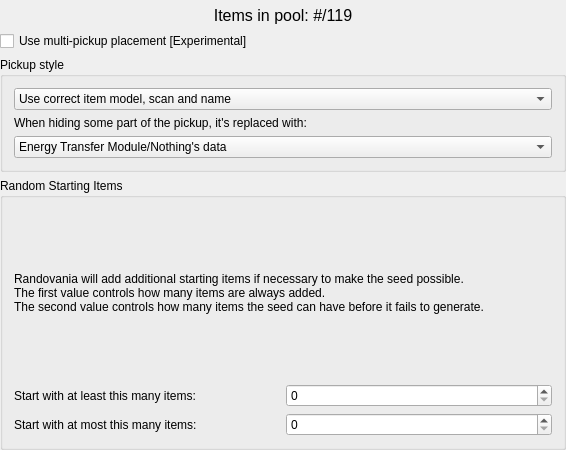
Old version of the form randovania/gui/ui_files/preset_item_pool.ui in the repository randovania/randovania.
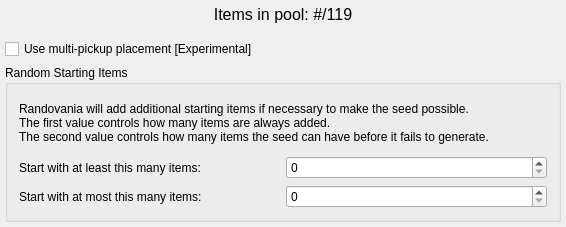
New version of the form. Custom widgets are drawn as their Qt base class.

Diff of the .ui file:
```diff
--- a/randovania/gui/ui_files/preset_item_pool.ui
+++ b/randovania/gui/ui_files/preset_item_pool.ui
@@ -7,7 +7,7 @@
     <x>0</x>
     <y>0</y>
     <width>566</width>
-    <height>450</height>
+    <height>227</height>
    </rect>
   </property>
   <property name="maximumSize">
@@ -28,17 +28,57 @@
    </property>
    <layout class="QVBoxLayout" name="verticalLayout">
     <property name="leftMargin">
-     <number>0</number>
+     <number>5</number>
     </property>
     <property name="topMargin">
-     <number>0</number>
+     <number>5</number>
     </property>
     <property name="rightMargin">
-     <number>0</number>
+     <number>5</number>
     </property>
     <property name="bottomMargin">
-     <number>0</number>
+     <number>5</number>
     </property>
+    <item>
+     <widget class="QLabel" name="item_pool_count_label">
+      <property name="sizePolicy">
+       <sizepolicy hsizetype="Preferred" vsizetype="Fixed">
+        <horstretch>0</horstretch>
+        <verstretch>0</verstretch>
+       </sizepolicy>
+      </property>
+      <property name="font">
+       <font>
+        <pointsize>12</pointsize>
+       </font>
+      </property>
+      <property name="toolTip">
+       <string>If there are fewer than 119 items, the rest of the item locations will contain Energy Transfer Modules.</string>
+      </property>
+      <property name="text">
+       <string>Items in pool: #/119</string>
+      </property>
+      <property name="alignment">
+       <set>Qt::AlignCenter</set>
+      </property>
+     </widget>
+    </item>
+    <item>
+     <spacer name="verticalSpacer">
+      <property name="orientation">
+       <enum>Qt::Vertical</enum>
+      </property>
+      <property name="sizeType">
+       <enum>QSizePolicy::Minimum</enum>
+      </property>
+      <property name="sizeHint" stdset="0">
+       <size>
+        <width>20</width>
+        <height>3</height>
+       </size>
+      </property>
+     </spacer>
+    </item>
     <item>
      <widget class="QScrollArea" name="scroll_area">
       <property name="frameShape">
@@ -64,8 +104,8 @@
         <rect>
          <x>0</x>
          <y>0</y>
-         <width>566</width>
-         <height>450</height>
+         <width>556</width>
+         <height>183</height>
         </rect>
        </property>
        <layout class="QVBoxLayout" name="item_pool_layout">
@@ -81,30 +121,6 @@
         <property name="bottomMargin">
          <number>0</number>
         </property>
-        <item>
-         <widget class="QLabel" name="item_pool_count_label">
-          <property name="sizePolicy">
-           <sizepolicy hsizetype="Preferred" vsizetype="Fixed">
-            <horstretch>0</horstretch>
-            <verstretch>0</verstretch>
-           </sizepolicy>
-          </property>
-          <property name="font">
-           <font>
-            <pointsize>12</pointsize>
-           </font>
-          </property>
-          <property name="toolTip">
-           <string>If there are fewer than 119 items, the rest of the item locations will contain Energy Transfer Modules.</string>
-          </property>
-          <property name="text">
-           <string>Items in pool: #/119</string>
-          </property>
-          <property name="alignment">
-           <set>Qt::AlignCenter</set>
-          </property>
-         </widget>
-        </item>
         <item>
          <widget class="QCheckBox" name="multi_pickup_placement_check">
           <property name="toolTip">
@@ -115,101 +131,18 @@
           </property>
          </widget>
         </item>
-        <item>
-         <widget class="QGroupBox" name="pickup_style_box">
-          <property name="sizePolicy">
-           <sizepolicy hsizetype="Preferred" vsizetype="Fixed">
-            <horstretch>0</horstretch>
-            <verstretch>0</verstretch>
-           </sizepolicy>
-          </property>
-          <property name="title">
-           <string>Pickup style</string>
-          </property>
-          <layout class="QVBoxLayout" name="verticalLayout_2">
-           <item>
-            <widget class="ScrollProtectedComboBox" name="pickup_model_combo">
-             <item>
-              <property name="text">
-               <string>Use correct item model, scan and name</string>
-              </property>
-             </item>
-             <item>
-              <property name="text">
-               <string>Use correct scan and name, hide the model</string>
-              </property>
-             </item>
-             <item>
-              <property name="text">
-               <string>Use correct name, hide the model and scan</string>
-              </property>
-             </item>
-             <item>
-              <property name="text">
-               <string>Hide the model, scan and name</string>
-              </property>
-             </item>
-            </widget>
-           </item>
-           <item>
-            <widget class="QLabel" name="pickup_data_source_label">
-             <property name="text">
-              <string>When hiding some part of the pickup, it's replaced with:</string>
-             </property>
-            </widget>
-           </item>
-           <item>
-            <widget class="ScrollProtectedComboBox" name="pickup_data_source_combo">
-             <item>
-              <property name="text">
-               <string>Energy Transfer Module/Nothing's data</string>
-              </property>
-             </item>
-             <item>
-              <property name="text">
-               <string>A random item data</string>
-              </property>
-             </item>
-             <item>
-              <property name="text">
-               <string>The data of the pickup in that place</string>
-              </property>
-             </item>
-            </widget>
-           </item>
-          </layout>
-         </widget>
-        </item>
         <item>
          <widget class="QGroupBox" name="random_starting_box">
+          <property name="sizePolicy">
+           <sizepolicy hsizetype="Preferred" vsizetype="Preferred">
+            <horstretch>0</horstretch>
+            <verstretch>0</verstretch>
+           </sizepolicy>
+          </property>
           <property name="title">
            <string>Random Starting Items</string>
           </property>
           <layout class="QGridLayout" name="gridLayout_2">
-           <item row="2" column="1">
-            <widget class="ScrollProtectedSpinBox" name="maximum_starting_spinbox">
-             <property name="maximum">
-              <number>30</number>
-             </property>
-            </widget>
-           </item>
-           <item row="2" column="0">
-            <widget class="QLabel" name="maximum_starting_label">
-             <property name="text">
-              <string>Start with at most this many items:</string>
-             </property>
-            </widget>
-           </item>
-           <item row="0" column="0" colspan="2">
-            <widget class="QLabel" name="random_starting_label">
-             <property name="text">
-              <string>&lt;html&gt;&lt;head/&gt;&lt;body&gt;&lt;p&gt;Randovania will add additional starting items if necessary to make the seed possible.&lt;br/&gt;The first value controls how many items are always added.&lt;br/&gt;The second value controls how many items the seed can have before it fails to generate.&lt;/p&gt;&lt;/body&gt;&lt;/html&gt;</string>
-             </property>
-             <property name="wordWrap">
-              <bool>true</bool>
-             </property>
-            </widget>
-           </item>
            <item row="1" column="1">
             <widget class="ScrollProtectedSpinBox" name="minimum_starting_spinbox">
              <property name="maximum">
@@ -227,6 +160,36 @@
              </property>
             </widget>
            </item>
+           <item row="0" column="0" colspan="2">
+            <widget class="QLabel" name="random_starting_label">
+             <property name="frameShape">
+              <enum>QFrame::NoFrame</enum>
+             </property>
+             <property name="frameShadow">
+              <enum>QFrame::Plain</enum>
+             </property>
+             <property name="text">
+              <string>&lt;html&gt;&lt;head/&gt;&lt;body&gt;&lt;p&gt;Randovania will add additional starting items if necessary to make the seed possible.&lt;br/&gt;The first value controls how many items are always added.&lt;br/&gt;The second value controls how many items the seed can have before it fails to generate.&lt;/p&gt;&lt;/body&gt;&lt;/html&gt;</string>
+             </property>
+             <property name="wordWrap">
+              <bool>true</bool>
+             </property>
+            </widget>
+           </item>
+           <item row="2" column="1">
+            <widget class="ScrollProtectedSpinBox" name="maximum_starting_spinbox">
+             <property name="maximum">
+              <number>30</number>
+             </property>
+            </widget>
+           </item>
+           <item row="2" column="0">
+            <widget class="QLabel" name="maximum_starting_label">
+             <property name="text">
+              <string>Start with at most this many items:</string>
+             </property>
+            </widget>
+           </item>
           </layout>
          </widget>
         </item>
@@ -244,11 +207,6 @@
    <extends>QSpinBox</extends>
    <header>randovania/gui/lib/scroll_protected.h</header>
   </customwidget>
-  <customwidget>
-   <class>ScrollProtectedComboBox</class>
-   <extends>QComboBox</extends>
-   <header>randovania/gui/lib/scroll_protected.h</header>
-  </customwidget>
  </customwidgets>
  <resources/>
  <connections/>
```
